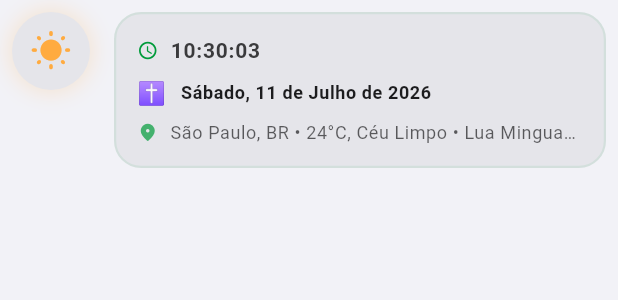
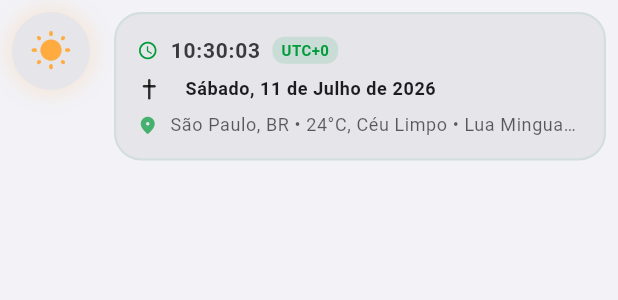
Before and after one commit to conrider3000/portallauncher, a Flutter app: the ContextHeader widget shown alone on an empty page, opened directly, after a tap on the "wb sunny" icon, on a phone screen of 412 x 824 dp. Shown: the top 300 px of the screen. Run offline on Flutter 3.47's test engine with Material 3 defaults, Android fonts, the light colour scheme and no system bars; our stand-ins replace flutter_map, geolocator, latlong2, permission_handler, shared_preferences; accounts and stored records are empty; network calls fail.

Commit message:
feat: calendar icons as custom vector painters (no color), stop globe rotation on focus, timezone badge in timespace bar, fix location popup position

```diff
--- a/lib/widgets/context_header.dart
+++ b/lib/widgets/context_header.dart
@@ -195,6 +195,17 @@ class _ContextHeaderState extends State<ContextHeader> {
   bool _showPanel = false;
   int _calendarSystemIndex = 0; // 0: Gregorian, 1: Chinese, 2: Hebrew, 3: Hijri
 
+  String _getTimezoneLabel() {
+    final offset = _currentTime.timeZoneOffset;
+    final hours = offset.inHours;
+    final minutes = offset.inMinutes.abs() % 60;
+    final sign = hours >= 0 ? '+' : '-';
+    if (minutes == 0) {
+      return 'UTC$sign${hours.abs()}';
+    }
+    return 'UTC$sign${hours.abs()}:${minutes.toString().padLeft(2, '0')}';
+  }
+
   @override
   void initState() {
     super.initState();
@@ -279,39 +290,14 @@ class _ContextHeaderState extends State<ContextHeader> {
   }
 
   Widget _getCalendarSymbolWidget(BuildContext context) {
-    final theme = Theme.of(context);
-    String symbol = '🌐';
-    Color color = theme.colorScheme.secondary;
-
-    switch (_calendarSystemIndex) {
-      case 1:
-        symbol = '☯';
-        color = Colors.redAccent;
-        break;
-      case 2:
-        symbol = '✡';
-        color = Colors.blueAccent;
-        break;
-      case 3:
-        symbol = '☪';
-        color = Colors.green;
-        break;
-      case 0:
-      default:
-        symbol = '✝';
-        color = Colors.amber;
-        break;
-    }
+    final isDark = Theme.of(context).brightness == Brightness.dark;
+    final color = isDark ? Colors.white : Colors.black.withOpacity(0.8);
 
     return Padding(
-      padding: const EdgeInsets.only(right: 2.0),
-      child: Text(
-        symbol,
-        style: TextStyle(
-          fontSize: 15,
-          color: color,
-          fontWeight: FontWeight.bold,
-        ),
+      padding: const EdgeInsets.only(right: 8.0),
+      child: CustomPaint(
+        size: const Size(16, 16),
+        painter: _CalendarSymbolPainter(_calendarSystemIndex, color),
       ),
     );
   }
@@ -414,7 +400,7 @@ class _ContextHeaderState extends State<ContextHeader> {
                           crossAxisAlignment: CrossAxisAlignment.start,
                           mainAxisSize: MainAxisSize.min,
                           children: [
-                            // Line 1: Real-time clock with seconds
+                             // Line 1: Real-time clock with seconds + timezone
                             Row(
                               children: [
                                 Icon(
@@ -428,6 +414,23 @@ class _ContextHeaderState extends State<ContextHeader> {
                                   style: theme.textTheme.bodyMedium?.copyWith(
                                     fontWeight: FontWeight.bold,
                                     letterSpacing: 0.5,
+                                  ),
+                                ),
+                                const SizedBox(width: 8),
+                                Container(
+                                  padding: const EdgeInsets.symmetric(horizontal: 6, vertical: 2),
+                                  decoration: BoxDecoration(
+                                    color: theme.colorScheme.primary.withOpacity(0.12),
+                                    borderRadius: BorderRadius.circular(8),
+                                  ),
+                                  child: Text(
+                                    _getTimezoneLabel(),
+                                    style: TextStyle(
+                                      fontSize: 10,
+                                      fontWeight: FontWeight.w700,
+                                      color: theme.colorScheme.primary,
+                                      letterSpacing: 0.3,
+                                    ),
                                   ),
                                 ),
                               ],
@@ -493,3 +496,78 @@ class _ContextHeaderState extends State<ContextHeader> {
     );
   }
 }
+
+class _CalendarSymbolPainter extends CustomPainter {
+  final int index;
+  final Color color;
+
+  _CalendarSymbolPainter(this.index, this.color);
+
+  @override
+  void paint(Canvas canvas, Size size) {
+    final paint = Paint()
+      ..color = color
+      ..strokeWidth = 1.6
+      ..style = PaintingStyle.stroke
+      ..strokeCap = StrokeCap.round
+      ..isAntiAlias = true;
+
+    final cx = size.width / 2;
+    final cy = size.height / 2;
+
+    if (index == 0) {
+      // Gregorian: Latin Cross
+      canvas.drawLine(Offset(cx, cy - 6), Offset(cx, cy + 6), paint);
+      canvas.drawLine(Offset(cx - 3.5, cy - 2), Offset(cx + 3.5, cy - 2), paint);
+    } else if (index == 1) {
+      // Chinese: Yin Yang
+      canvas.drawCircle(Offset(cx, cy), 6, paint);
+      final fillPaint = Paint()
+        ..color = color
+        ..style = PaintingStyle.fill;
+      canvas.drawArc(
+        Rect.fromCircle(center: Offset(cx, cy), radius: 6),
+        -math.pi / 2,
+        math.pi,
+        true,
+        fillPaint,
+      );
+      // Draw small inner opposite colored dots
+      canvas.drawCircle(Offset(cx, cy - 3), 1.2, Paint()..color = Colors.black..style = PaintingStyle.fill);
+      canvas.drawCircle(Offset(cx, cy + 3), 1.2, Paint()..color = color..style = PaintingStyle.fill);
+    } else if (index == 2) {
+      // Hebrew: Star of David
+      final path = Path();
+      // Triangle 1
+      path.moveTo(cx, cy - 6);
+      path.lineTo(cx + 5.2, cy + 3);
+      path.lineTo(cx - 5.2, cy + 3);
+      path.close();
+      // Triangle 2
+      path.moveTo(cx, cy + 6);
+      path.lineTo(cx + 5.2, cy - 3);
+      path.lineTo(cx - 5.2, cy - 3);
+      path.close();
+      canvas.drawPath(path, paint);
+    } else {
+      // Hijri: Crescent Moon
+      final moonPath = Path();
+      moonPath.addArc(Rect.fromCircle(center: Offset(cx - 1.5, cy), radius: 5.5), -1.2, 2.4);
+      moonPath.arcTo(Rect.fromCircle(center: Offset(cx + 1.0, cy), radius: 4.5), 1.6, -3.2, false);
+      moonPath.close();
+      canvas.drawPath(moonPath, paint..style = PaintingStyle.fill);
+
+      // Star
+      final starPaint = Paint()
+        ..color = color
+        ..strokeWidth = 1.0
+        ..style = PaintingStyle.stroke;
+      canvas.drawLine(Offset(cx + 3.5, cy - 2), Offset(cx + 3.5, cy + 1), starPaint);
+      canvas.drawLine(Offset(cx + 2.0, cy - 0.5), Offset(cx + 5.0, cy - 0.5), starPaint);
+    }
+  }
+
+  @override
+  bool shouldRepaint(covariant _CalendarSymbolPainter oldDelegate) =>
+      oldDelegate.index != index || oldDelegate.color != color;
+}
--- a/lib/widgets/virtual_topography.dart
+++ b/lib/widgets/virtual_topography.dart
@@ -454,6 +454,7 @@ class _VirtualTopographyState extends State<VirtualTopography> with SingleTicker
         _manualRotationX = -latRad - 0.2;
         _zoom = 1.35;
         _selectedGeoPoint = userPoint;
+        _animationController.stop();
       });
 
       _showSnackBar('Sua localização foi fixada no globo!');
@@ -542,18 +543,21 @@ class _VirtualTopographyState extends State<VirtualTopography> with SingleTicker
         _manualRotationY = -lonRad - autoRotY;
         _manualRotationX = -latRad - 0.2;
         _zoom = 1.35;
+        _animationController.stop();
       });
       _popupTimer?.cancel();
       _popupTimer = Timer(const Duration(seconds: 15), () {
         if (mounted) {
           setState(() {
             _selectedGeoPoint = null;
+            _animationController.repeat();
           });
         }
       });
     } else {
       setState(() {
         _selectedGeoPoint = null;
+        _animationController.repeat();
       });
     }
   }
@@ -664,7 +668,7 @@ class _VirtualTopographyState extends State<VirtualTopography> with SingleTicker
             // Interactive Geolocation Detail Popup Card (Apple Frosted Glass)
              if (_selectedGeoPoint != null)
                Positioned(
-                top: 80,
+                 top: 8,
                 left: 16,
                 right: 16,
                 child: ClipRRect(
@@ -731,6 +735,7 @@ class _VirtualTopographyState extends State<VirtualTopography> with SingleTicker
                                            onPressed: () {
                                              setState(() {
                                                _selectedGeoPoint = null;
+                                               _animationController.repeat();
                                              });
                                            },
                                         ),
```
Lines whose indentation alone changed are shown as unchanged.
